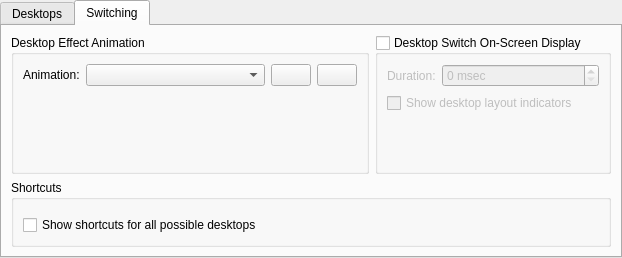
Old version of the form kcmkwin/kwindesktop/main.ui in the repository KDE/kwin.
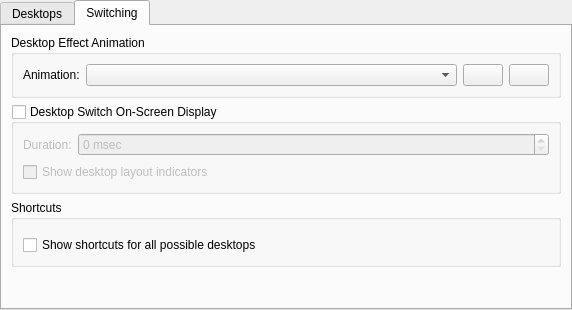
New version of the form. The open tabs and pages were chosen to show the change. Custom widgets are drawn as their Qt base class.

```diff
--- a/kcmkwin/kwindesktop/main.ui
+++ b/kcmkwin/kwindesktop/main.ui
@@ -6,8 +6,8 @@
    <rect>
     <x>0</x>
     <y>0</y>
-    <width>622</width>
-    <height>258</height>
+    <width>572</width>
+    <height>310</height>
    </rect>
   </property>
   <layout class="QHBoxLayout" name="horizontalLayout">
@@ -130,13 +130,16 @@
       <attribute name="title">
        <string>Switching</string>
       </attribute>
-      <layout class="QGridLayout" name="gridLayout_2">
-       <item row="0" column="0">
+      <layout class="QVBoxLayout" name="verticalLayout_4">
+       <item>
         <widget class="QGroupBox" name="groupBox_3">
          <property name="title">
           <string>Desktop Effect Animation</string>
          </property>
          <layout class="QFormLayout" name="formLayout_3">
+          <property name="fieldGrowthPolicy">
+           <enum>QFormLayout::ExpandingFieldsGrow</enum>
+          </property>
           <item row="0" column="0">
            <widget class="QLabel" name="label_2">
             <property name="text">
@@ -174,52 +177,10 @@
             </item>
            </layout>
           </item>
-          <item row="1" column="0">
-           <spacer name="verticalSpacer_3">
-            <property name="orientation">
-             <enum>Qt::Vertical</enum>
-            </property>
-            <property name="sizeHint" stdset="0">
-             <size>
-              <width>20</width>
-              <height>40</height>
-             </size>
-            </property>
-           </spacer>
-          </item>
          </layout>
         </widget>
        </item>
-       <item row="2" column="0" colspan="2">
-        <widget class="QGroupBox" name="shortcutsGroupBox">
-         <property name="title">
-          <string>Shortcuts</string>
-         </property>
-         <layout class="QVBoxLayout" name="verticalLayout_3">
-          <item>
-           <widget class="QFrame" name="editorFrame">
-            <property name="frameShape">
-             <enum>QFrame::NoFrame</enum>
-            </property>
-            <property name="frameShadow">
-             <enum>QFrame::Plain</enum>
-            </property>
-            <property name="lineWidth">
-             <number>0</number>
-            </property>
-           </widget>
-          </item>
-          <item>
-           <widget class="QCheckBox" name="allShortcutsCheckBox">
-            <property name="text">
-             <string>Show shortcuts for all possible desktops</string>
-            </property>
-           </widget>
-          </item>
-         </layout>
-        </widget>
-       </item>
-       <item row="0" column="1">
+       <item>
         <widget class="QGroupBox" name="popupInfoCheckBox">
          <property name="title">
           <string>Desktop Switch On-Screen Display</string>
@@ -257,19 +218,6 @@
             </property>
            </widget>
           </item>
-          <item row="2" column="0">
-           <spacer name="verticalSpacer_2">
-            <property name="orientation">
-             <enum>Qt::Vertical</enum>
-            </property>
-            <property name="sizeHint" stdset="0">
-             <size>
-              <width>20</width>
-              <height>40</height>
-             </size>
-            </property>
-           </spacer>
-          </item>
           <item row="1" column="0" colspan="2">
            <widget class="QCheckBox" name="desktopLayoutIndicatorCheckBox">
             <property name="toolTip">
@@ -283,6 +231,48 @@
          </layout>
         </widget>
        </item>
+       <item>
+        <widget class="QGroupBox" name="shortcutsGroupBox">
+         <property name="title">
+          <string>Shortcuts</string>
+         </property>
+         <layout class="QVBoxLayout" name="verticalLayout_3">
+          <item>
+           <widget class="QFrame" name="editorFrame">
+            <property name="frameShape">
+             <enum>QFrame::NoFrame</enum>
+            </property>
+            <property name="frameShadow">
+             <enum>QFrame::Plain</enum>
+            </property>
+            <property name="lineWidth">
+             <number>0</number>
+            </property>
+           </widget>
+          </item>
+          <item>
+           <widget class="QCheckBox" name="allShortcutsCheckBox">
+            <property name="text">
+             <string>Show shortcuts for all possible desktops</string>
+            </property>
+           </widget>
+          </item>
+         </layout>
+        </widget>
+       </item>
+       <item>
+        <spacer name="verticalSpacer_2">
+         <property name="orientation">
+          <enum>Qt::Vertical</enum>
+         </property>
+         <property name="sizeHint" stdset="0">
+          <size>
+           <width>20</width>
+           <height>40</height>
+          </size>
+         </property>
+        </spacer>
+       </item>
       </layout>
      </widget>
     </widget>
```
